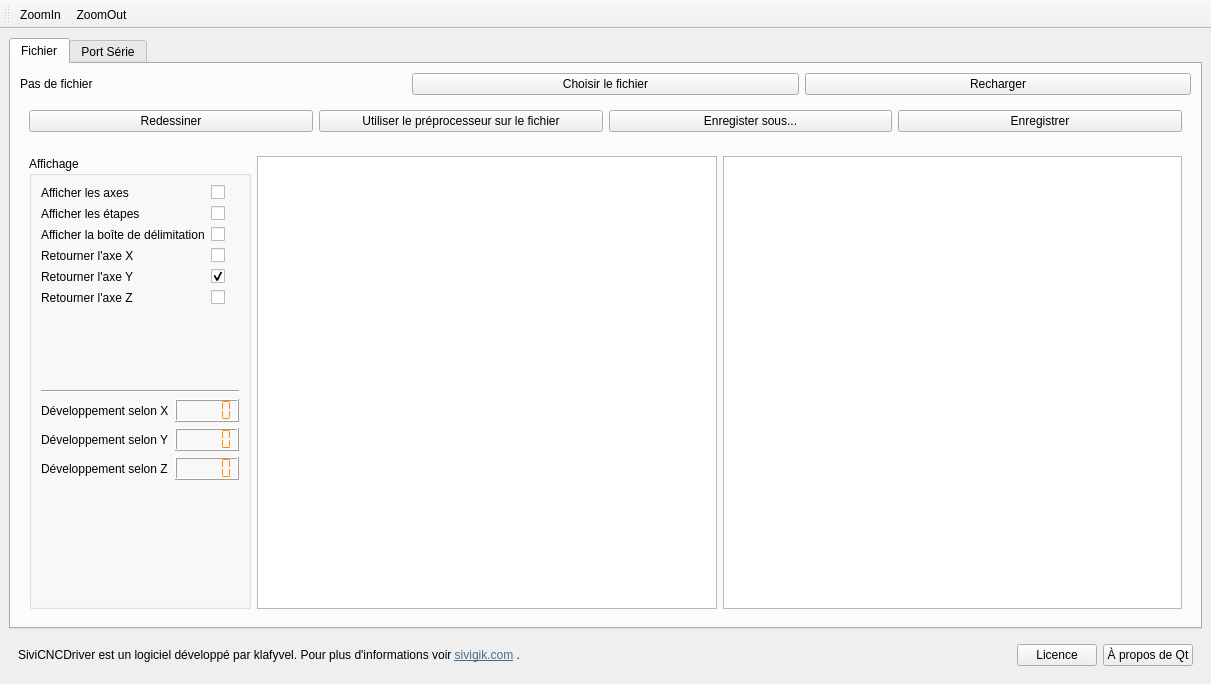
First picture: the form in sivicncdriver/main_window.ui, repository Klafyvel/SiviCNCDriver, before the edit.
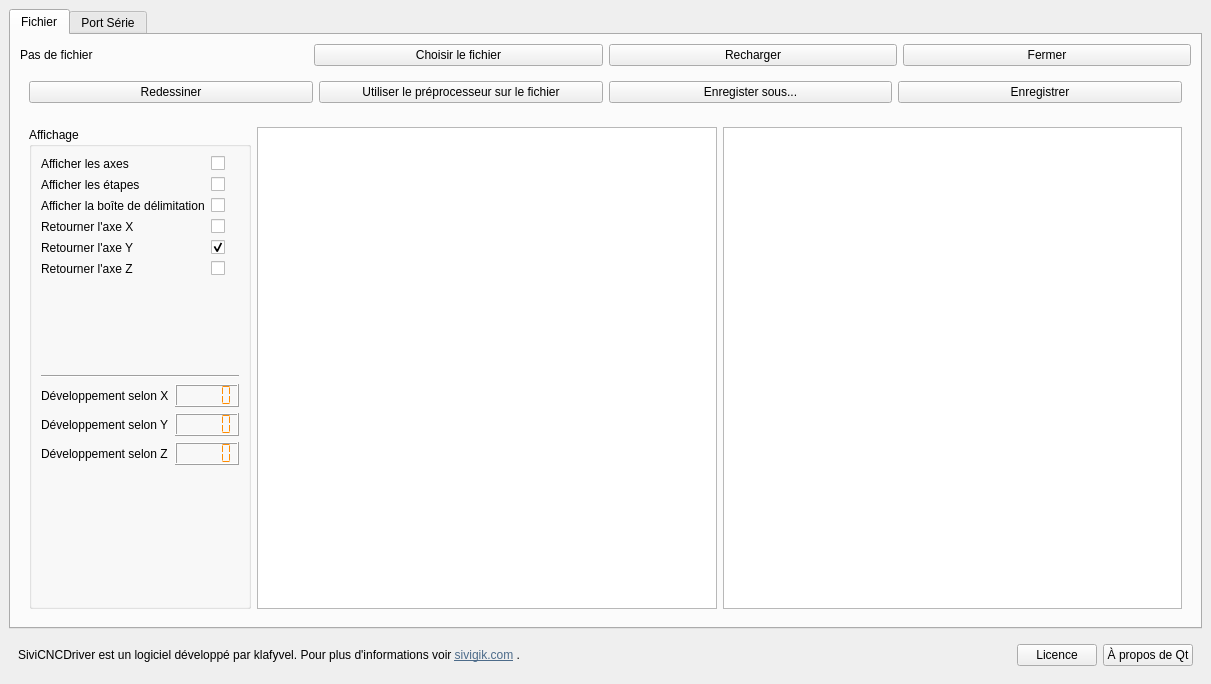
Second picture: the form after the edit. Icons and pictures are not drawn.

Commit message: Ajout de la fermeture de fichiers

Patch:
```diff
--- a/sivicncdriver/main_window.ui
+++ b/sivicncdriver/main_window.ui
@@ -66,6 +66,13 @@
             </property>
            </widget>
           </item>
+          <item>
+           <widget class="QPushButton" name="btn_close">
+            <property name="text">
+             <string>Fermer</string>
+            </property>
+           </widget>
+          </item>
          </layout>
         </item>
         <item>
@@ -1247,35 +1254,6 @@
     </item>
    </layout>
   </widget>
-  <widget class="QToolBar" name="toolBar">
-   <property name="windowTitle">
-    <string>toolBar</string>
-   </property>
-   <attribute name="toolBarArea">
-    <enum>TopToolBarArea</enum>
-   </attribute>
-   <attribute name="toolBarBreak">
-    <bool>false</bool>
-   </attribute>
-   <addaction name="actionZoomIn"/>
-   <addaction name="actionZoomOut"/>
-  </widget>
-  <action name="actionZoomIn">
-   <property name="text">
-    <string>ZoomIn</string>
-   </property>
-   <property name="shortcut">
-    <string>Ctrl++</string>
-   </property>
-  </action>
-  <action name="actionZoomOut">
-   <property name="text">
-    <string>ZoomOut</string>
-   </property>
-   <property name="shortcut">
-    <string>Ctrl+-</string>
-   </property>
-  </action>
  </widget>
  <resources/>
  <connections>
```
The commit also changes 1 other file.
